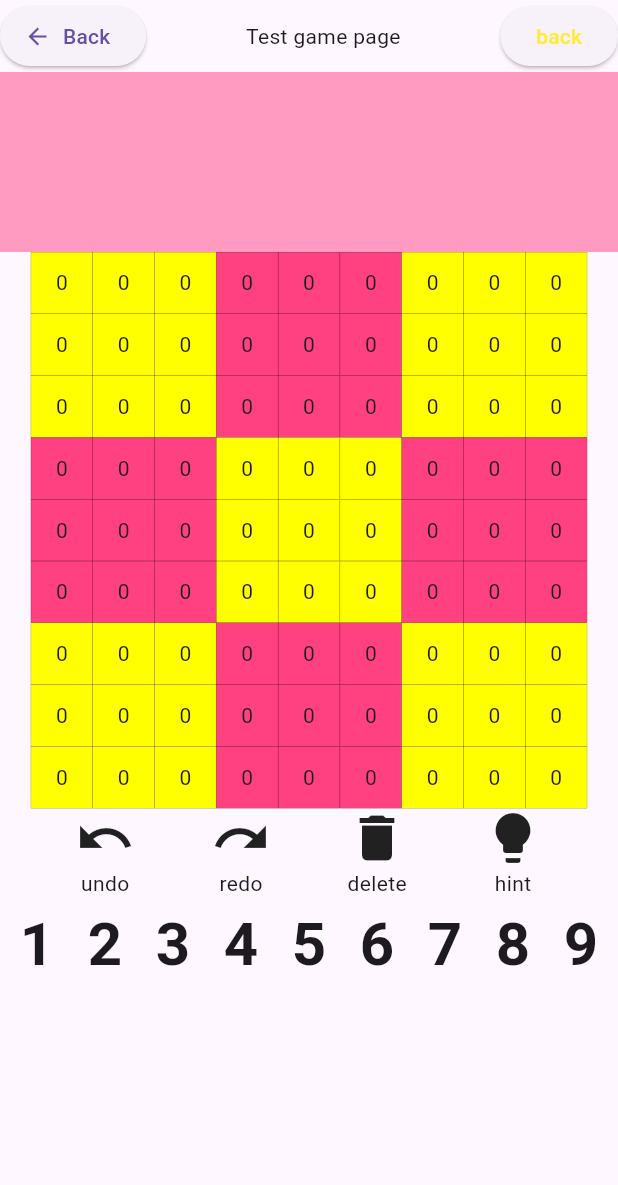
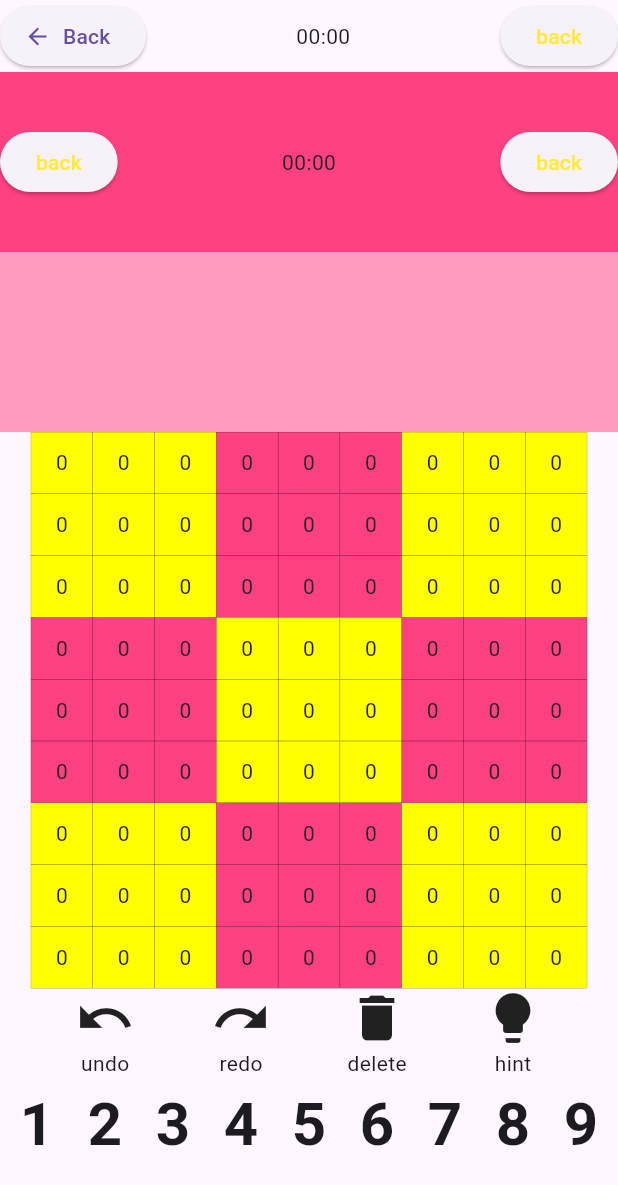
Before and after one commit to hungnh219/SudokuApp, a Flutter app: the HomePage screen opened directly, after a tap on "continue", on a phone screen of 412 x 824 dp. Shown: the top 1185 px of the screen. Run offline on Flutter 3.47's test engine with Material 3 defaults, Android fonts, the phone set to English and light mode, and no system bars; our stand-ins replace flutter_bloc.

Commit message:
[add] fix backbutton bug and add new header game

```diff
--- a/lib/presentation/screens/game/test_game_page.dart
+++ b/lib/presentation/screens/game/test_game_page.dart
@@ -1,7 +1,10 @@
 import 'package:flutter/material.dart';
+import 'package:flutter_bloc/flutter_bloc.dart';
+import 'package:sudoku/bloc/cell/cell_tapped_bloc.dart';
 import 'package:sudoku/presentation/screens/game/game_page.dart';
 import 'package:sudoku/presentation/screens/game/widget/action_button_custom.dart';
 import 'package:sudoku/presentation/screens/game/widget/game_board.dart';
+import 'package:sudoku/presentation/screens/game/widget/game_header.dart';
 import 'package:sudoku/presentation/screens/game/widget/game_info.dart';
 import 'package:sudoku/presentation/screens/game/widget/number_button.dart';
 import 'package:sudoku/presentation/screens/home/home_page.dart';
@@ -13,6 +16,7 @@ class TestGamePage extends StatelessWidget {
   @override
   Widget build(BuildContext context) {
     int widthScreen = MediaQuery.of(context).size.width.toInt();
+    // final cellBloc = context.read<CellTappedBloc>();
 
     return MaterialApp(
       debugShowCheckedModeBanner: false,
@@ -26,9 +30,10 @@ class TestGamePage extends StatelessWidget {
               ElevatedButton.icon(onPressed: () {
                 Navigator.push(context, MaterialPageRoute(builder: (context) => HomePage()));
               }, icon: Icon(Icons.arrow_back), label: Text('Back')),
-              Text('Test game page'),
+              Text('00:00'),
               BackButtonCustom()
             ],),
+            GameHeader(),
             GameInfo(),
             GameBoard(),
             ActionButtonList(),
--- a/lib/presentation/screens/game/widget/game_header.dart
+++ b/lib/presentation/screens/game/widget/game_header.dart
@@ -1,6 +1,7 @@
 import 'package:flutter/material.dart';
 import 'package:sudoku/presentation/screens/game/widget/pause_play_button.dart';
 import 'package:sudoku/presentation/screens/game/widget/time_counter.dart';
+import 'package:sudoku/presentation/widgets/back_button/BackButton.dart';
 
 class GameHeader extends StatelessWidget {
   const GameHeader({super.key});
@@ -8,13 +9,16 @@ class GameHeader extends StatelessWidget {
   @override
   Widget build(BuildContext context) {
     return Container(
-      height: 120,
-      width: double.infinity,
-      color: Colors.pinkAccent.withOpacity(0.5),
-      child: Row(children: [
-        BackButton(),
-        TimeCounter(),
-        PausePlayButton(),
-      ],));
+        height: 120,
+        width: double.infinity,
+        color: Colors.pinkAccent,
+        child: Row(
+          mainAxisAlignment: MainAxisAlignment.spaceBetween,
+          children: [
+            BackButtonCustom(),
+            TimeCounter(),
+            BackButtonCustom(),
+          ],
+        ));
   }
 }
--- a/lib/presentation/screens/game/widget/time_counter.dart
+++ b/lib/presentation/screens/game/widget/time_counter.dart
@@ -5,6 +5,6 @@ class TimeCounter extends StatelessWidget {
 
   @override
   Widget build(BuildContext context) {
-    return const Placeholder();
+    return Text('00:00');
   }
 }
--- a/lib/presentation/widgets/back_button/BackButton.dart
+++ b/lib/presentation/widgets/back_button/BackButton.dart
@@ -7,12 +7,14 @@ class BackButtonCustom extends StatelessWidget {
   @override
   Widget build(BuildContext context) {
     return ElevatedButton(
+      onPressed: () {
+        print('back');
+        Navigator.of(context).pop();
+      },
       child: Text(
-        'back', style: TextStyle(color: Colors.yellow),
+        'back',
+        style: TextStyle(color: Colors.yellow),
       ),
-      onPressed: () {
-        Navigator.pop(context);
-      },
     );
   }
 }
```
Also changed, not shown: lib/presentation/screens/game/game_page.dart (+0 -8 lines).
